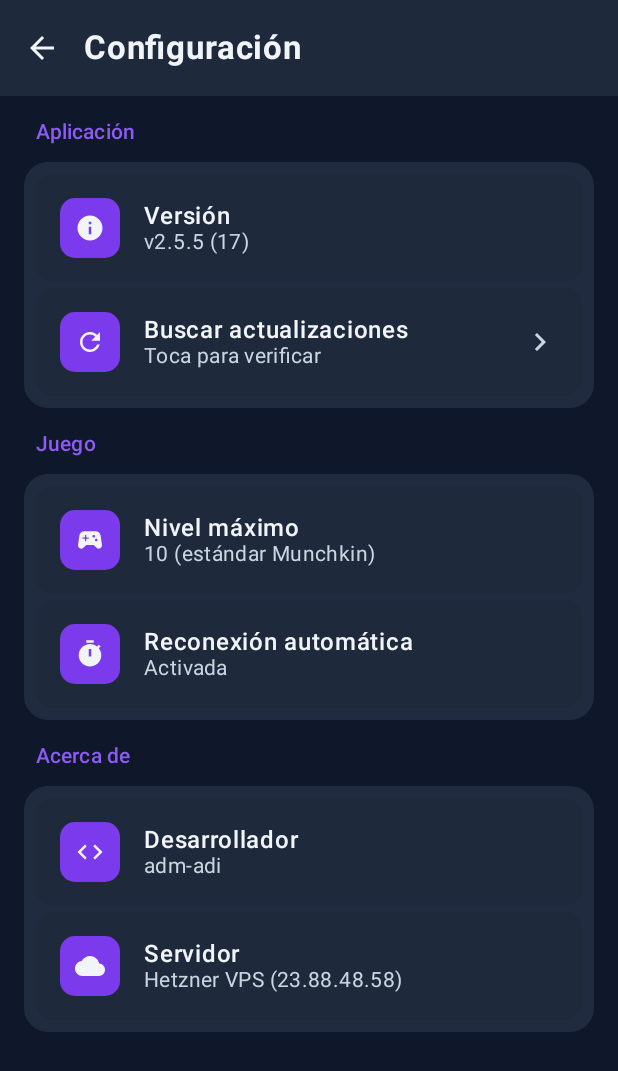
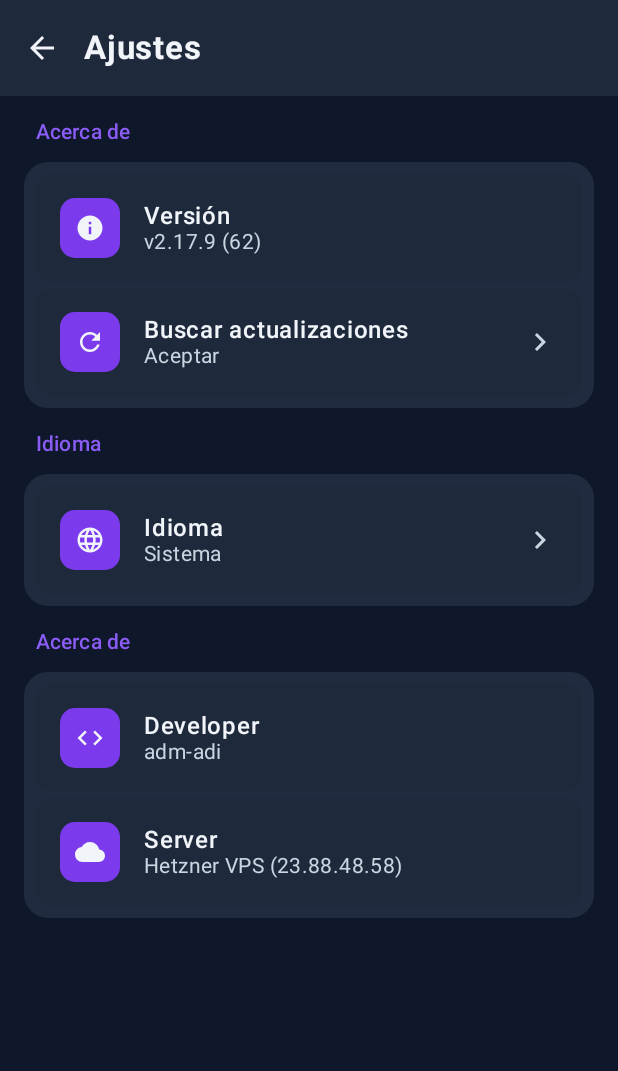
Before and after one commit to adm-adi/munchkin, an Android app built with Jetpack Compose: the composable SettingsScreen shown on its own in the app's theme, on a phone screen of 412 x 824 dp. Shown: the top 1071 px of the screen. Run offline under Robolectric (Android 15) with nearby library versions, the light colour scheme and no system bars.

Commit message:
Feature: Multi-language support (ES/EN/FR) with in-app language selector

```diff
--- a/app/build.gradle.kts
+++ b/app/build.gradle.kts
@@ -88,6 +88,9 @@ dependencies {
     implementation("androidx.lifecycle:lifecycle-viewmodel-compose:2.7.0")
     implementation("androidx.lifecycle:lifecycle-runtime-compose:2.7.0")
 
+    // AppCompat for per-app language support
+    implementation("androidx.appcompat:appcompat:1.6.1")
+
     // Navigation
     implementation("androidx.navigation:navigation-compose:2.7.7")
 
--- a/app/src/main/AndroidManifest.xml
+++ b/app/src/main/AndroidManifest.xml
@@ -34,6 +34,7 @@
         android:supportsRtl="true"
         android:theme="@style/Theme.MunchkinTracker"
         android:usesCleartextTraffic="true"
+        android:localeConfig="@xml/locales_config"
         tools:targetApi="34">
 
         <activity
--- a/app/src/main/java/com/munchkin/app/ui/screens/SettingsScreen.kt
+++ b/app/src/main/java/com/munchkin/app/ui/screens/SettingsScreen.kt
@@ -1,6 +1,7 @@
 package com.munchkin.app.ui.screens
 
 import androidx.compose.foundation.background
+import androidx.compose.foundation.clickable
 import androidx.compose.foundation.layout.*
 import androidx.compose.foundation.rememberScrollState
 import androidx.compose.foundation.shape.RoundedCornerShape
@@ -14,8 +15,12 @@ import androidx.compose.ui.Alignment
 import androidx.compose.ui.Modifier
 import androidx.compose.ui.draw.clip
 import androidx.compose.ui.graphics.vector.ImageVector
+import androidx.compose.ui.platform.LocalContext
+import androidx.compose.ui.res.stringResource
 import androidx.compose.ui.text.font.FontWeight
 import androidx.compose.ui.unit.dp
+import com.munchkin.app.R
+import com.munchkin.app.util.LocaleManager
 
 @OptIn(ExperimentalMaterial3Api::class)
 @Composable
@@ -24,12 +29,16 @@ fun SettingsScreen(
     onBack: () -> Unit,
     onCheckUpdate: () -> Unit
 ) {
+    val context = LocalContext.current
+    var currentLocale by remember { mutableStateOf(LocaleManager.getCurrentLocale(context)) }
+    var showLanguageDropdown by remember { mutableStateOf(false) }
+
     Scaffold(
         topBar = {
             TopAppBar(
                 title = {
                     Text(
-                        "Configuración",
+                        stringResource(R.string.settings_title),
                         fontWeight = FontWeight.Bold
                     )
                 },
@@ -37,7 +46,7 @@ fun SettingsScreen(
                     IconButton(onClick = onBack) {
                         Icon(
                             Icons.AutoMirrored.Filled.ArrowBack,
-                            contentDescription = "Volver"
+                            contentDescription = stringResource(R.string.back)
                         )
                     }
                 },
@@ -56,48 +65,78 @@ fun SettingsScreen(
             verticalArrangement = Arrangement.spacedBy(16.dp)
         ) {
             // App Info Section
-            SettingsSection(title = "Aplicación") {
+            SettingsSection(title = stringResource(R.string.about)) {
                 SettingsItem(
                     icon = Icons.Default.Info,
-                    title = "Versión",
-                    subtitle = "v2.5.5 (17)"
+                    title = stringResource(R.string.version),
+                    subtitle = "v2.17.9 (62)"
                 )
 
                 SettingsItem(
                     icon = Icons.Default.Refresh,
-                    title = "Buscar actualizaciones",
-                    subtitle = if (isCheckingUpdate) "Verificando..." else "Toca para verificar",
+                    title = stringResource(R.string.check_updates),
+                    subtitle = if (isCheckingUpdate) stringResource(R.string.connecting) else stringResource(R.string.ok),
                     onClick = onCheckUpdate,
                     isLoading = isCheckingUpdate
                 )
             }
 
-            // Game Settings Section
-            SettingsSection(title = "Juego") {
-                SettingsItem(
-                    icon = Icons.Default.SportsEsports,
-                    title = "Nivel máximo",
-                    subtitle = "10 (estándar Munchkin)"
-                )
+            // Language Section
+            SettingsSection(title = stringResource(R.string.language)) {
+                Box {
+                    SettingsItem(
+                        icon = Icons.Default.Language,
+                        title = stringResource(R.string.language),
+                        subtitle = currentLocale.displayName,
+                        onClick = { showLanguageDropdown = true }
+                    )
 
-                SettingsItem(
-                    icon = Icons.Default.Timer,
-                    title = "Reconexión automática",
-                    subtitle = "Activada"
-                )
+                    DropdownMenu(
+                        expanded = showLanguageDropdown,
+                        onDismissRequest = { showLanguageDropdown = false }
+                    ) {
+                        LocaleManager.getAvailableLocales().forEach { locale ->
+                            DropdownMenuItem(
+                                text = {
+                                    Text(
+                                        text = if (locale == LocaleManager.AppLocale.SYSTEM) {
+                                            stringResource(R.string.language_system)
+                                        } else {
+                                            locale.displayName
+                                        }
+                                    )
+                                },
+                                onClick = {
+                                    LocaleManager.setLocale(context, locale)
+                                    currentLocale = locale
+                                    showLanguageDropdown = false
+                                },
+                                leadingIcon = {
+                                    if (locale == currentLocale) {
+                                        Icon(
+                                            Icons.Default.Check,
+                                            contentDescription = null,
+                                            tint = MaterialTheme.colorScheme.primary
+                                        )
+                                    }
+                                }
+                            )
+                        }
+                    }
+                }
             }
 
             // About Section
-            SettingsSection(title = "Acerca de") {
+            SettingsSection(title = stringResource(R.string.about)) {
                 SettingsItem(
                     icon = Icons.Default.Code,
-                    title = "Desarrollador",
+                    title = "Developer",
                     subtitle = "adm-adi"
                 )
 
                 SettingsItem(
                     icon = Icons.Default.Cloud,
-                    title = "Servidor",
+                    title = "Server",
                     subtitle = "Hetzner VPS (23.88.48.58)"
                 )
             }
--- /dev/null
+++ b/app/src/main/java/com/munchkin/app/util/LocaleManager.kt
@@ -0,0 +1,55 @@
+package com.munchkin.app.util
+
+import android.content.Context
+import android.content.SharedPreferences
+import androidx.appcompat.app.AppCompatDelegate
+import androidx.core.os.LocaleListCompat
+
+/**
+ * Manages app locale settings with per-app language support (Android 13+).
+ * Falls back to AppCompat for older versions.
+ */
+object LocaleManager {
+    private const val PREFS_NAME = "locale_prefs"
+    private const val KEY_LOCALE = "app_locale"
+
+    enum class AppLocale(val code: String, val displayName: String) {
+        SYSTEM("", "Sistema"),
+        SPANISH("es", "Español"),
+        ENGLISH("en", "English"),
+        FRENCH("fr", "Français")
+    }
+
+    fun getAvailableLocales(): List<AppLocale> = AppLocale.entries
+
+    fun getCurrentLocale(context: Context): AppLocale {
+        val prefs = getPrefs(context)
+        val code = prefs.getString(KEY_LOCALE, "") ?: ""
+        return AppLocale.entries.find { it.code == code } ?: AppLocale.SYSTEM
+    }
+
+    fun setLocale(context: Context, locale: AppLocale) {
+        // Save preference
+        getPrefs(context).edit().putString(KEY_LOCALE, locale.code).apply()
+
+        // Apply locale
+        val localeList = if (locale == AppLocale.SYSTEM) {
+            LocaleListCompat.getEmptyLocaleList()
+        } else {
+            LocaleListCompat.forLanguageTags(locale.code)
+        }
+        AppCompatDelegate.setApplicationLocales(localeList)
+    }
+
+    fun applyStoredLocale(context: Context) {
+        val locale = getCurrentLocale(context)
+        if (locale != AppLocale.SYSTEM) {
+            val localeList = LocaleListCompat.forLanguageTags(locale.code)
+            AppCompatDelegate.setApplicationLocales(localeList)
+        }
+    }
+
+    private fun getPrefs(context: Context): SharedPreferences {
+        return context.getSharedPreferences(PREFS_NAME, Context.MODE_PRIVATE)
+    }
+}
--- a/app/src/main/res/values/strings.xml
+++ b/app/src/main/res/values/strings.xml
@@ -130,6 +130,8 @@
     <string name="version">Versión</string>
     <string name="check_updates">Buscar actualizaciones</string>
     <string name="licenses">Licencias</string>
+    <string name="language">Idioma</string>
+    <string name="language_system">Sistema</string>
 
     <!-- Updates -->
     <string name="updates_title">Actualizaciones</string>
--- /dev/null
+++ b/app/src/main/res/xml/locales_config.xml
@@ -0,0 +1,6 @@
+<?xml version="1.0" encoding="utf-8"?>
+<locale-config xmlns:android="http://schemas.android.com/apk/res/android">
+    <locale android:name="es"/>
+    <locale android:name="en"/>
+    <locale android:name="fr"/>
+</locale-config>
```
Also changed, not shown: 2 other files.
